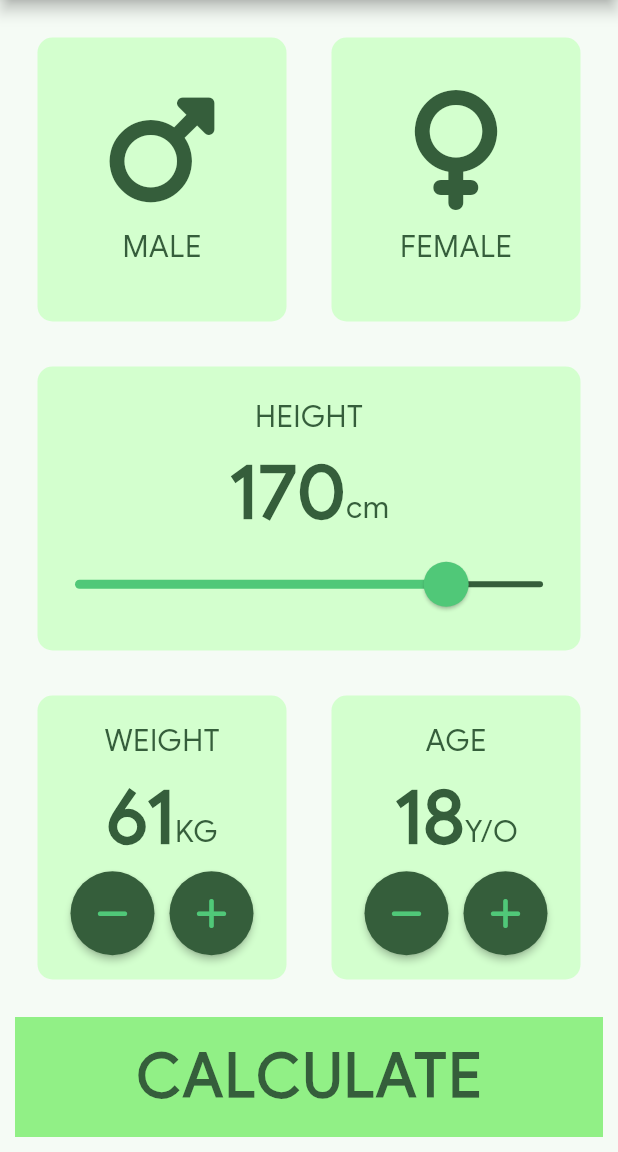
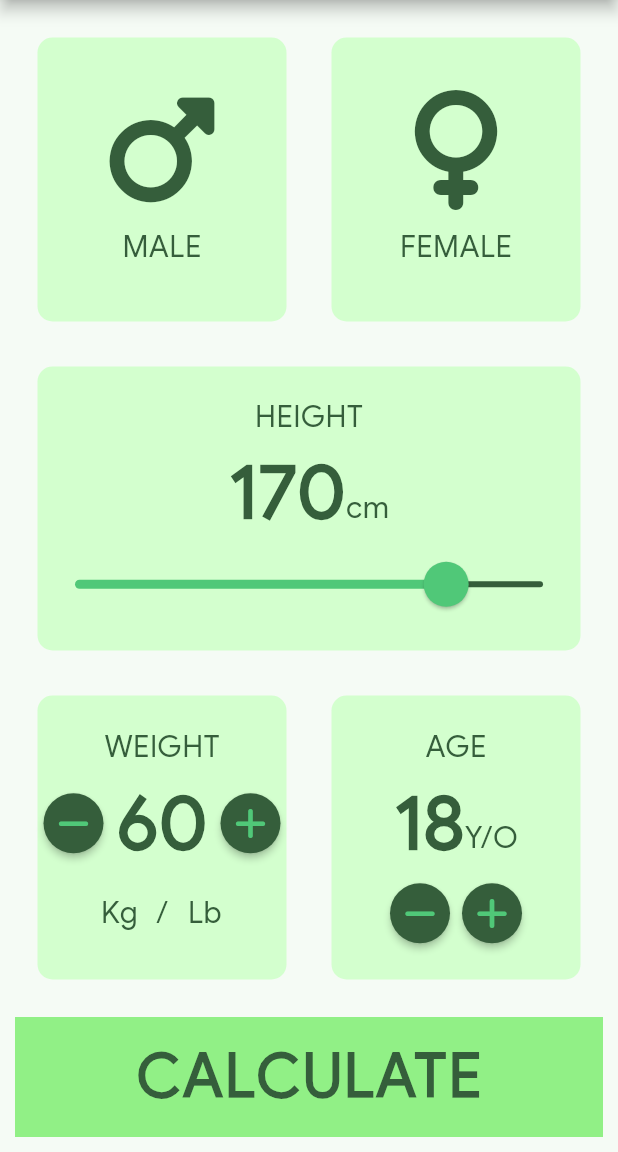
Before and after one commit to Fardeenhimself/flutter_bmi, a Flutter app: the screen it shows after launch, on a phone screen of 412 x 824 dp, the part 84-1236 px from its top. Run offline on Flutter 3.47's test engine with Material 3 defaults, Android fonts, the phone set to English and light mode, and no system bars; our stand-ins replace font_awesome_flutter.

Commit message:
Added various weights selection

```diff
--- a/lib/bmi_brain.dart
+++ b/lib/bmi_brain.dart
@@ -1,14 +1,24 @@
 import 'dart:math';
 
 class BmiBrain {
-  BmiBrain({required this.height, required this.weight});
+  BmiBrain({
+    required this.height,
+    required this.weightInKg,
+    required this.weightInLb,
+  });
 
   final double height;
-  final int weight;
+  final int weightInKg;
+  final int weightInLb;
 
   double _bmi = 0;
-  String calculateBmi() {
-    _bmi = weight / pow(height / 100, 2);
+  String bmiForKg() {
+    _bmi = weightInKg / pow(height / 100, 2);
+    return _bmi.toStringAsFixed(1);
+  }
+
+  String bmiForLb() {
+    _bmi = weightInLb * 4535.92 / pow(height, 2);
     return _bmi.toStringAsFixed(1);
   }
 
--- /dev/null
+++ b/lib/components/choose_weight_button.dart
@@ -0,0 +1,21 @@
+import 'package:flutter/material.dart';
+import '../constants.dart';
+
+class ChooseWeightButton extends StatelessWidget {
+  const ChooseWeightButton({
+    required this.weightName,
+    required this.weightScale,
+  });
+
+  final String? weightName;
+  final VoidCallback? weightScale;
+
+  @override
+  Widget build(BuildContext context) {
+    return RawMaterialButton(
+      onPressed: weightScale,
+      constraints: BoxConstraints.tightFor(width: 40.0),
+      child: Text('$weightName', style: kWeightButtonStyle),
+    );
+  }
+}
--- a/lib/components/round_icon_button.dart
+++ b/lib/components/round_icon_button.dart
@@ -1,7 +1,6 @@
 import 'package:flutter/material.dart';
 
-int currentWeight = 61;
-int currentAge = 18;
+
 
 class RoundIconButton extends StatelessWidget {
   const RoundIconButton({
@@ -16,7 +15,7 @@ class RoundIconButton extends StatelessWidget {
   Widget build(BuildContext context) {
     return RawMaterialButton(
       onPressed: onPressed,
-      constraints: BoxConstraints.tightFor(width: 56.0, height: 56.0),
+      constraints: BoxConstraints.tightFor(width: 40.0, height: 40.0),
       shape: CircleBorder(),
       fillColor: Color(0xFF355E3B),
       child: Icon(icon, color: Color(0xFF50C878)),
--- a/lib/constants.dart
+++ b/lib/constants.dart
@@ -40,3 +40,4 @@ const kResultStyle = TextStyle(
 );
 
 const kResultSummaryStyle = TextStyle(fontSize: 25.0, color: Colors.green);
+const kWeightButtonStyle = TextStyle(fontSize: 20.0, color: Color(0xFF355E3B));
--- a/lib/pages/input_page.dart
+++ b/lib/pages/input_page.dart
@@ -1,3 +1,4 @@
+import 'package:bmi_calculator/components/choose_weight_button.dart';
 import 'package:flutter/material.dart';
 import '../components/custom_card.dart';
 import '../components/gender_card.dart';
@@ -20,28 +21,12 @@ class InputPage extends StatefulWidget {
 class _InputPageState extends State<InputPage> {
   GenderType? selectedGender;
 
+  bool isKgSelected = true;
+  int currentKgWeight = 60;
+  int currentLbWeight = 132;
+  int currentAge = 18;
+
   double currentSlidervalue = 170;
-
-  // Color maleCardColour = inactiveCardColor;
-  // Color femaleCardColour = inactiveCardColor;
-
-  // void updateCardColor(gender) {
-  //   if (gender == GenderType.male) {
-  //     if (maleCardColour == inactiveCardColor) {
-  //       maleCardColour = activeCardColour;
-  //       femaleCardColour = inactiveCardColor;
-  //     } else {
-  //       maleCardColour = inactiveCardColor;
-  //     }
-  //   } else if (gender == GenderType.female) {
-  //     if (femaleCardColour == inactiveCardColor) {
-  //       femaleCardColour = activeCardColour;
-  //       maleCardColour = inactiveCardColor;
-  //     } else {
-  //       femaleCardColour = inactiveCardColor;
-  //     }
-  //   }
-  // }
 
   @override
   Widget build(BuildContext context) {
@@ -148,37 +133,69 @@ class _InputPageState extends State<InputPage> {
                             Text('WEIGHT', style: kTextStyle),
                             Row(
                               mainAxisAlignment: MainAxisAlignment.center,
-                              crossAxisAlignment: CrossAxisAlignment.baseline,
-                              textBaseline: TextBaseline.alphabetic,
                               children: [
-                                Text(
-                                  '$currentWeight',
-                                  style: kHeightNumberStyle,
+                                RoundIconButton(
+                                  icon: FontAwesomeIcons.minus,
+                                  onPressed: () {
+                                    setState(() {
+                                      if (isKgSelected == true) {
+                                        if (currentKgWeight > 0) {
+                                          currentKgWeight--;
+                                        }
+                                      } else {
+                                        if (currentLbWeight > 0) {
+                                          currentLbWeight--;
+                                        }
+                                      }
+                                    });
+                                  },
                                 ),
-                                Text('KG', style: kTextStyle),
+                                Expanded(
+                                  child: FittedBox(
+                                    fit: BoxFit.scaleDown,
+                                    child: Text(
+                                      isKgSelected
+                                          ? '$currentKgWeight'
+                                          : '$currentLbWeight',
+                                      style: kHeightNumberStyle,
+                                    ),
+                                  ),
+                                ),
+                                RoundIconButton(
+                                  icon: FontAwesomeIcons.plus,
+                                  onPressed: () {
+                                    setState(() {
+                                      if (isKgSelected == true) {
+                                        if (currentKgWeight < 500) {
+                                          currentKgWeight++;
+                                        }
+                                      } else {
+                                        if (currentLbWeight < 1000) {
+                                          currentLbWeight++;
+                                        }
+                                      }
+                                    });
+                                  },
+                                ),
                               ],
                             ),
                             Row(
                               mainAxisAlignment: MainAxisAlignment.center,
                               children: [
-                                RoundIconButton(
-                                  icon: FontAwesomeIcons.minus,
-                                  onPressed: () {
+                                ChooseWeightButton(
+                                  weightName: 'Kg',
+                                  weightScale: () {
                                     setState(() {
-                                      if (currentWeight > 0) {
-                                        currentWeight--;
-                                      }
+                                      isKgSelected = true;
                                     });
                                   },
                                 ),
-                                SizedBox(width: 10.0),
-                                RoundIconButton(
-                                  icon: FontAwesomeIcons.plus,
-                                  onPressed: () {
+                                Text('/', style: kWeightButtonStyle),
+                                ChooseWeightButton(
+                                  weightName: 'Lb',
+                                  weightScale: () {
                                     setState(() {
-                                      if (currentWeight < 500) {
-                                        currentWeight++;
-                                      }
+                                      isKgSelected = false;
                                     });
                                   },
                                 ),
@@ -198,7 +215,7 @@ class _InputPageState extends State<InputPage> {
                             Row(
                               mainAxisAlignment: MainAxisAlignment.center,
                               crossAxisAlignment: CrossAxisAlignment.baseline,
-                              textBaseline: TextBaseline.alphabetic,
+                              textBaseline: TextBaseline.ideographic,
                               children: [
                                 Text('$currentAge', style: kHeightNumberStyle),
                                 Text('Y/O', style: kTextStyle),
@@ -217,7 +234,7 @@ class _InputPageState extends State<InputPage> {
                                     });
                                   },
                                 ),
-                                SizedBox(width: 10.0),
+
                                 RoundIconButton(
                                   icon: FontAwesomeIcons.plus,
                                   onPressed: () {
@@ -242,15 +259,20 @@ class _InputPageState extends State<InputPage> {
                 onTap: () {
                   BmiBrain calculate = BmiBrain(
                     height: currentSlidervalue,
-                    weight: currentWeight,
+                    weightInKg: currentKgWeight,
+                    weightInLb: currentLbWeight,
                   );
+
+                  final bmiResult = isKgSelected
+                      ? calculate.bmiForKg()
+                      : calculate.bmiForLb();
 
                   Navigator.push(
                     context,
                     MaterialPageRoute(
                       builder: (context) {
                         return ResultsPage(
-                          showValue: calculate.calculateBmi(),
+                          showValue: bmiResult,
                           showResult: calculate.getResult(),
                           showSummary: calculate.getSummary(),
                         );
--- a/lib/pages/results_page.dart
+++ b/lib/pages/results_page.dart
@@ -4,7 +4,7 @@ import '../components/custom_card.dart';
 import '../components/result_button.dart';
 
 class ResultsPage extends StatelessWidget {
-  const ResultsPage({
+  const ResultsPage({super.key,
     required this.showResult,
     required this.showValue,
     required this.showSummary,
```
